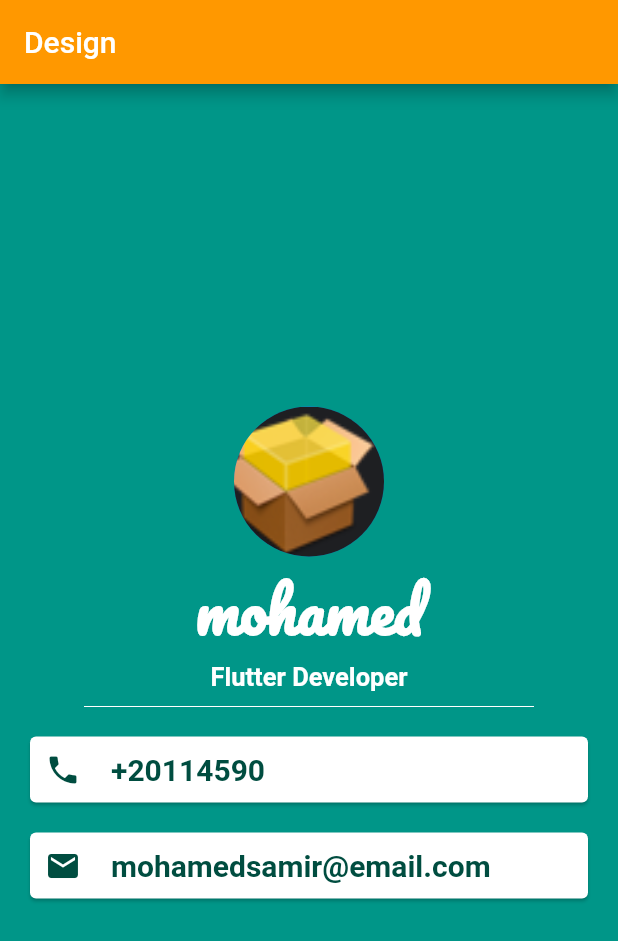
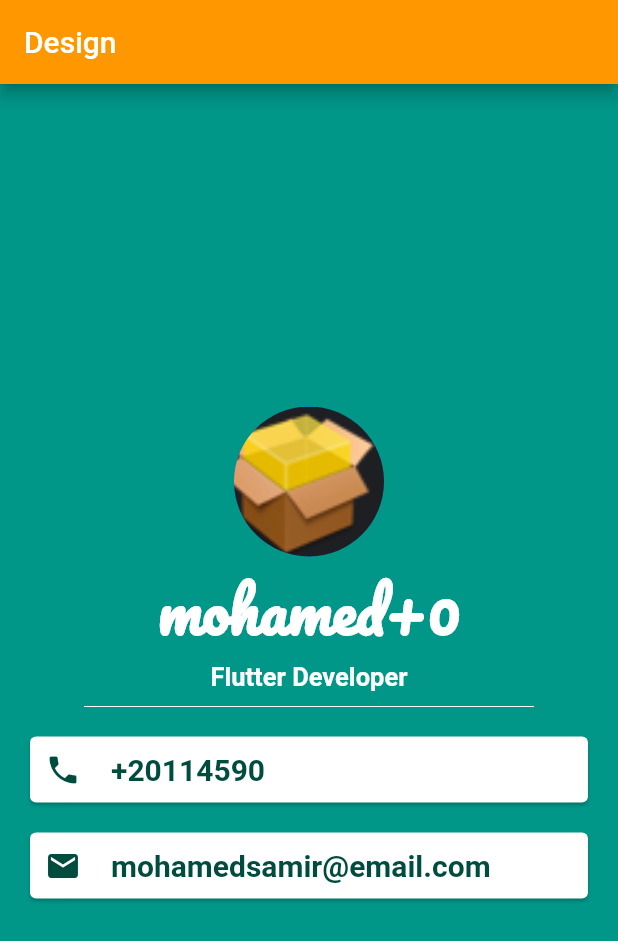
Before and after one commit to mohamedsamirmohamedsalem/flutter_login_screen_design, a Flutter app: the screen it shows after launch, on a phone screen of 412 x 824 dp. Shown: the top 941 px of the screen. Run offline on Flutter 3.47's test engine with Material 2 defaults, Android fonts, the phone set to English and light mode, and no system bars.

Commit message:
adding dividing22

```diff
--- a/lib/main.dart
+++ b/lib/main.dart
@@ -22,7 +22,7 @@ class MyApp extends StatelessWidget {
               backgroundImage: AssetImage('assets/box.jpeg'),
             ),
             Text(
-              'mohamed',
+              'mohamed+0',
               style: TextStyle(
                 fontFamily: 'Pacifico',
                 fontSize: 40.0,
@@ -40,8 +40,6 @@ class MyApp extends StatelessWidget {
             ),
             SizedBox(
               height: 20.0,
-
-
               width: 300.0,
               child: Divider(
                 color: Colors.white,
```
